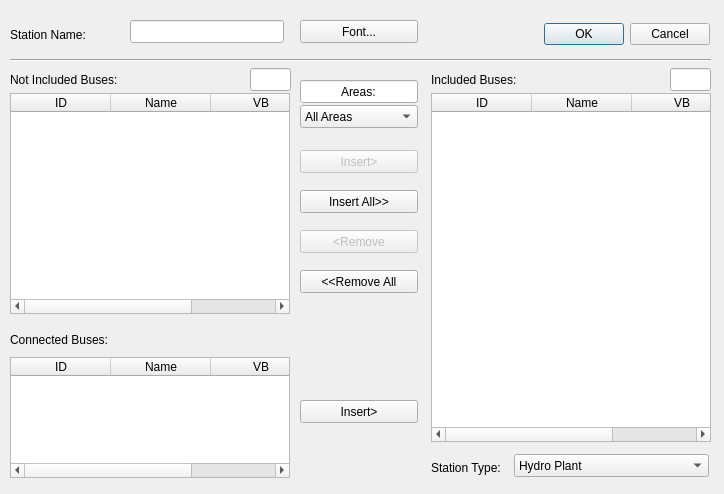
This is GSCD/adddialog.ui in fzlgejiao/PowerTool as Qt 5 draws it before an edit. The edited form follows.
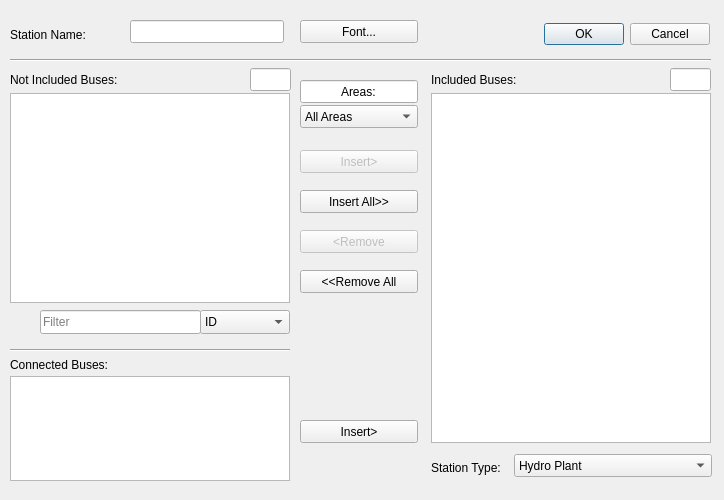
This is the edited form. Icons and pictures are not drawn.

Commit message: 1) AddDialog ----change from tablewidget to tableview 2) add filter for hidden nodes tableview 3) fix bug: when change station nodes ,station value not change together

What changed in the file:
```diff
--- a/GSCD/adddialog.ui
+++ b/GSCD/adddialog.ui
@@ -7,7 +7,7 @@
     <x>0</x>
     <y>0</y>
     <width>724</width>
-    <height>494</height>
+    <height>500</height>
    </rect>
   </property>
   <property name="windowTitle">
@@ -93,30 +93,15 @@
     <bool>true</bool>
    </property>
   </widget>
-  <widget class="QTableWidget" name="tableWidget_added">
+  <widget class="QTableView" name="tableView_added">
    <property name="geometry">
     <rect>
      <x>431</x>
      <y>93</y>
      <width>280</width>
-     <height>349</height>
+     <height>350</height>
     </rect>
    </property>
-   <column>
-    <property name="text">
-     <string>ID</string>
-    </property>
-   </column>
-   <column>
-    <property name="text">
-     <string>Name</string>
-    </property>
-   </column>
-   <column>
-    <property name="text">
-     <string>VB</string>
-    </property>
-   </column>
   </widget>
   <widget class="QLineEdit" name="lineEdit_area">
    <property name="geometry">
@@ -210,36 +195,21 @@
     <string>&lt;Remove</string>
    </property>
   </widget>
-  <widget class="QTableWidget" name="tableWidget_hidden">
+  <widget class="QTableView" name="tableView_hidden">
    <property name="geometry">
     <rect>
      <x>10</x>
      <y>93</y>
      <width>280</width>
-     <height>221</height>
+     <height>210</height>
     </rect>
    </property>
-   <column>
-    <property name="text">
-     <string>ID</string>
-    </property>
-   </column>
-   <column>
-    <property name="text">
-     <string>Name</string>
-    </property>
-   </column>
-   <column>
-    <property name="text">
-     <string>VB</string>
-    </property>
-   </column>
   </widget>
   <widget class="QLabel" name="label_branch">
    <property name="geometry">
     <rect>
      <x>10</x>
-     <y>330</y>
+     <y>355</y>
      <width>281</width>
      <height>19</height>
     </rect>
@@ -248,30 +218,15 @@
     <string>Connected Buses:</string>
    </property>
   </widget>
-  <widget class="QTableWidget" name="tableWidget_branch">
+  <widget class="QTableView" name="tableView_branch">
    <property name="geometry">
     <rect>
      <x>10</x>
-     <y>357</y>
+     <y>376</y>
      <width>280</width>
-     <height>121</height>
+     <height>105</height>
     </rect>
    </property>
-   <column>
-    <property name="text">
-     <string>ID</string>
-    </property>
-   </column>
-   <column>
-    <property name="text">
-     <string>Name</string>
-    </property>
-   </column>
-   <column>
-    <property name="text">
-     <string>VB</string>
-    </property>
-   </column>
   </widget>
   <widget class="QLabel" name="label_3">
    <property name="geometry">
@@ -335,7 +290,7 @@
    <property name="geometry">
     <rect>
      <x>300</x>
-     <y>400</y>
+     <y>420</y>
      <width>118</width>
      <height>23</height>
     </rect>
@@ -362,7 +317,7 @@
     <rect>
      <x>514</x>
      <y>454</y>
-     <width>195</width>
+     <width>198</width>
      <height>23</height>
     </rect>
    </property>
@@ -442,6 +397,76 @@
     </property>
    </item>
   </widget>
+  <widget class="QLineEdit" name="lineEdit_filter">
+   <property name="geometry">
+    <rect>
+     <x>40</x>
+     <y>310</y>
+     <width>161</width>
+     <height>24</height>
+    </rect>
+   </property>
+   <property name="placeholderText">
+    <string>Filter</string>
+   </property>
+  </widget>
+  <widget class="QComboBox" name="comboBox_filter">
+   <property name="geometry">
+    <rect>
+     <x>200</x>
+     <y>310</y>
+     <width>90</width>
+     <height>24</height>
+    </rect>
+   </property>
+   <property name="styleSheet">
+    <string notr="true"/>
+   </property>
+   <item>
+    <property name="text">
+     <string>ID</string>
+    </property>
+   </item>
+   <item>
+    <property name="text">
+     <string>Name</string>
+    </property>
+   </item>
+   <item>
+    <property name="text">
+     <string>VB</string>
+    </property>
+   </item>
+  </widget>
+  <widget class="Line" name="line_2">
+   <property name="geometry">
+    <rect>
+     <x>10</x>
+     <y>345</y>
+     <width>280</width>
+     <height>10</height>
+    </rect>
+   </property>
+   <property name="orientation">
+    <enum>Qt::Horizontal</enum>
+   </property>
+  </widget>
+  <widget class="QLabel" name="label_5">
+   <property name="geometry">
+    <rect>
+     <x>10</x>
+     <y>310</y>
+     <width>24</width>
+     <height>24</height>
+    </rect>
+   </property>
+   <property name="text">
+    <string/>
+   </property>
+   <property name="pixmap">
+    <pixmap resource="mainwindow.qrc">:/images/search.png</pixmap>
+   </property>
+  </widget>
  </widget>
  <layoutdefault spacing="6" margin="11"/>
  <resources/>
```
Left out of the diff: 4 changed lines with no effect on the pictures. The commit also changes 6 other files.
